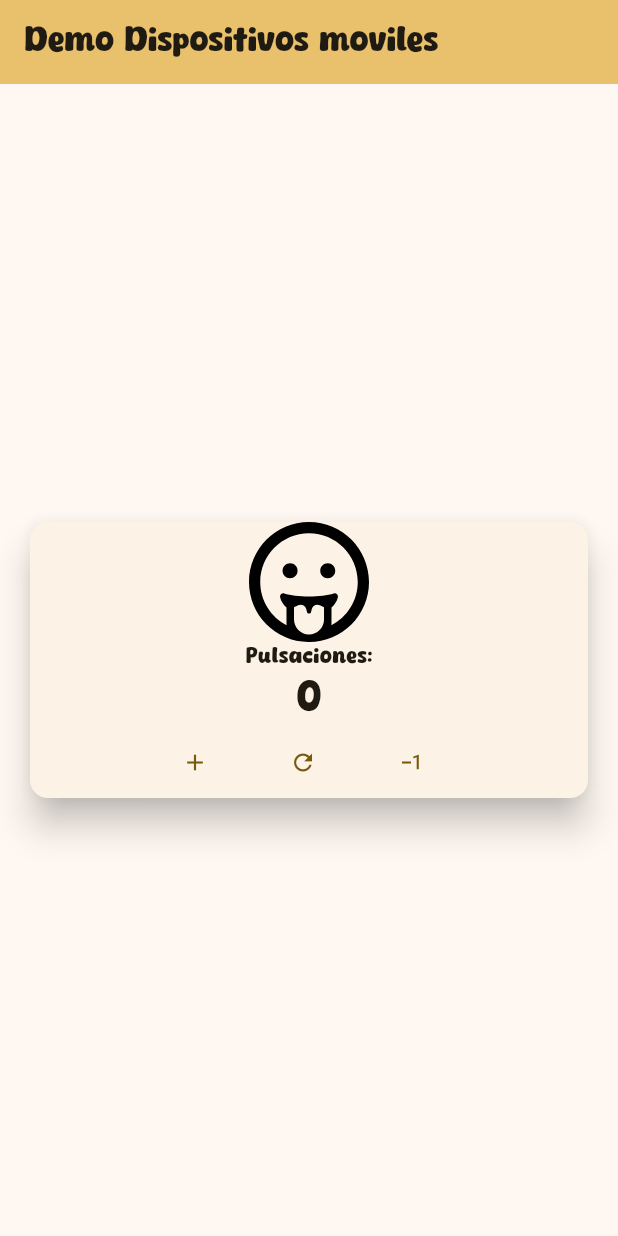
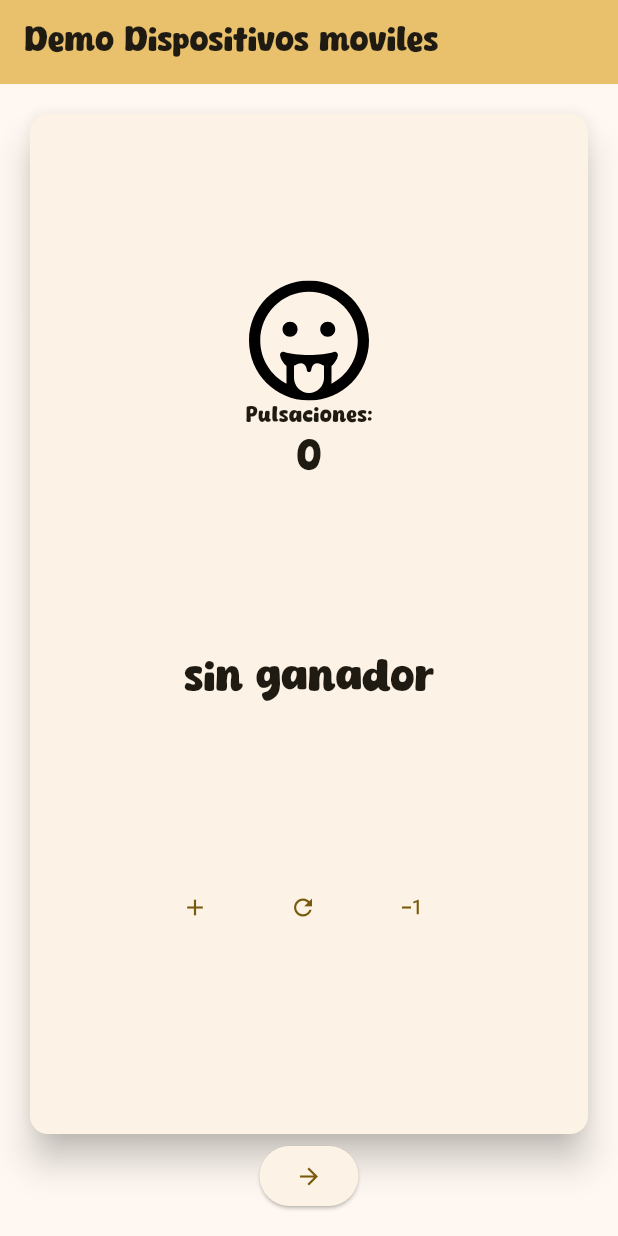
Before and after one commit to PatoJZ/3479A321_2022479007, a Flutter app: the screen it shows after launch, on a phone screen of 412 x 824 dp. Run offline on Flutter 3.47's test engine with Material 3 defaults, Android fonts, the phone set to English and light mode, and no system bars; our stand-ins replace flutter_svg, logger.

Commit message:
lab3
implementación de las 3 paginas con sus respectivos botones de cambio entre ellas

```diff
--- a/lib/main.dart
+++ b/lib/main.dart
@@ -1,6 +1,4 @@
 import 'package:flutter/material.dart';
-import 'package:flutter_svg/flutter_svg.dart';
-import 'package:logger/logger.dart';
 
 import 'pages/my_home_page.dart';
 
--- a/lib/pages/my_home_page.dart
+++ b/lib/pages/my_home_page.dart
@@ -1,7 +1,7 @@
 import 'package:flutter/material.dart';
 import 'package:flutter_svg/svg.dart';
-import 'package:laboratorio1/main.dart';
 import 'package:logger/logger.dart';
+import 'package:laboratorio1/pages/detail.dart';
 
 class MyHomePage extends StatefulWidget {
   const MyHomePage({super.key, required this.title});
@@ -32,6 +32,19 @@ class _MyHomePageState extends State<MyHomePage> {
       _counter--;
     });
   }
+  String _iconText(int counter) {
+    String default_ = "sin ganador";
+    String win =
+        "has ganado";
+    String loss = "has perdido";
+    if (counter == 5) {
+      return loss;
+    } else if (counter == 10) {
+      return win;
+    } else {
+      return default_;
+    }
+  }
 
   String _icon(int counter) {
     String default_ = "assets/icons/8664845_face_grin_tongue_icon.svg";
@@ -40,8 +53,7 @@ class _MyHomePageState extends State<MyHomePage> {
     String loss = "assets/icons/7631427_status_error_alert_alarm_icon.svg";
     if (counter == 5) {
       return loss;
-    }
-    if (counter == 10) {
+    } else if (counter == 10) {
       return win;
     } else {
       return default_;
@@ -62,21 +74,41 @@ class _MyHomePageState extends State<MyHomePage> {
       body: Center(
         child: Padding(
           padding: const EdgeInsets.all(16.0),
+          child: Column(
+            children: [
+              Expanded(
                 child: Card(
                   elevation: 10,
                   child: Column(
+                    mainAxisAlignment: MainAxisAlignment.spaceEvenly,
+                    children: <Widget>[
+                      Column(
                         mainAxisSize: MainAxisSize.min,
-              children: <Widget>[
-                SvgPicture.asset(_icon(_counter),
-                    semanticsLabel: 'Acme Logo', width: 80),
-                const Text(
-                  'Pulsaciones:',
+                        children: [
+                          SvgPicture.asset(
+                            _icon(_counter),
+                            semanticsLabel: 'Acme Logo',
+                            width: 80,
                           ),
+                          const Text('Pulsaciones:'),
                           Text(
                             '$_counter',
                             style: Theme.of(context).textTheme.headlineMedium,
                           ),
+                        ],
+                      ),
                       Row(
+                        mainAxisAlignment: MainAxisAlignment.center,
+                        children: [
+                          Text(
+                            _iconText(_counter),
+                            style: Theme.of(context).textTheme.headlineMedium,
+                          ),
+                        ],
+                      ),
+                      Padding(
+                        padding: const EdgeInsets.only(bottom: 16.0),
+                        child: Row(
                           mainAxisAlignment: MainAxisAlignment.center,
                           children: <Widget>[
                             TextButton(
@@ -86,20 +118,40 @@ class _MyHomePageState extends State<MyHomePage> {
                             const SizedBox(width: 8),
                             TextButton(
                               onPressed: _resetCounter,
-                        child: const Icon(Icons.refresh)),
+                              child: const Icon(Icons.refresh),
+                            ),
                             const SizedBox(width: 8),
                             TextButton(
                               onPressed: _subtractCounter,
                               child: const Icon(Icons.exposure_minus_1),
                             ),
-                    const SizedBox(width: 8)
+                            const SizedBox(width: 8),
+
+                          ],
+                        ),
+                      ),
+                    ],
+                  ),
+                ),
+              ),
+              Row(
+                 mainAxisAlignment: MainAxisAlignment.center,
+                children: [
+                  ElevatedButton(
+                        onPressed: () {
+                          Navigator.push(
+                            context,
+                            MaterialPageRoute(builder: (context) => const Detail()),
+                          );
+                        },
+                        child: const Icon(Icons.arrow_forward_outlined),
+                      ),
                 ],
               ),
             ],
           ),
         ),
       ),
-      ),
     );
   }
 }
--- a/pubspec.yaml
+++ b/pubspec.yaml
@@ -63,6 +63,8 @@ flutter:
   # To add assets to your application, add an assets section, like this:
   assets:
      - assets/icons/8664845_face_grin_tongue_icon.svg
+     - assets/icons/7727475_gold cup_award_success_first_victory_icon.svg
+     - assets/icons/7631427_status_error_alert_alarm_icon.svg
 
 
   # An image asset can refer to one or more resolution-specific "variants", see
```
Also changed, not shown: lib/pages/about.dart (added, +56 -0 lines), lib/pages/detail.dart (added, +68 -0 lines). Lines whose indentation alone changed are shown as unchanged.
